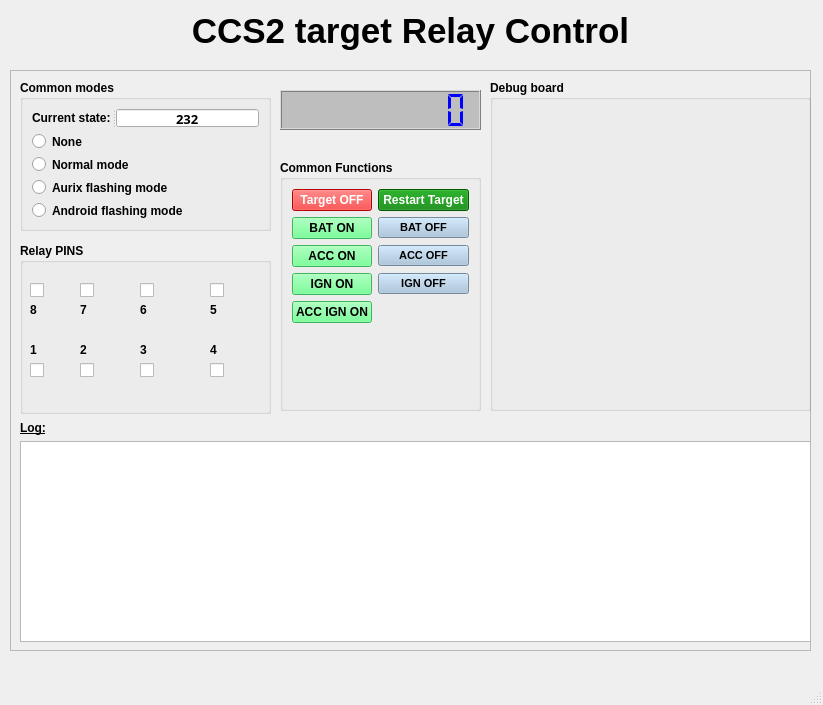
This is relayControl/relay_control.ui in dthieu/Python as Qt 5 draws it before an edit. The edited form follows.
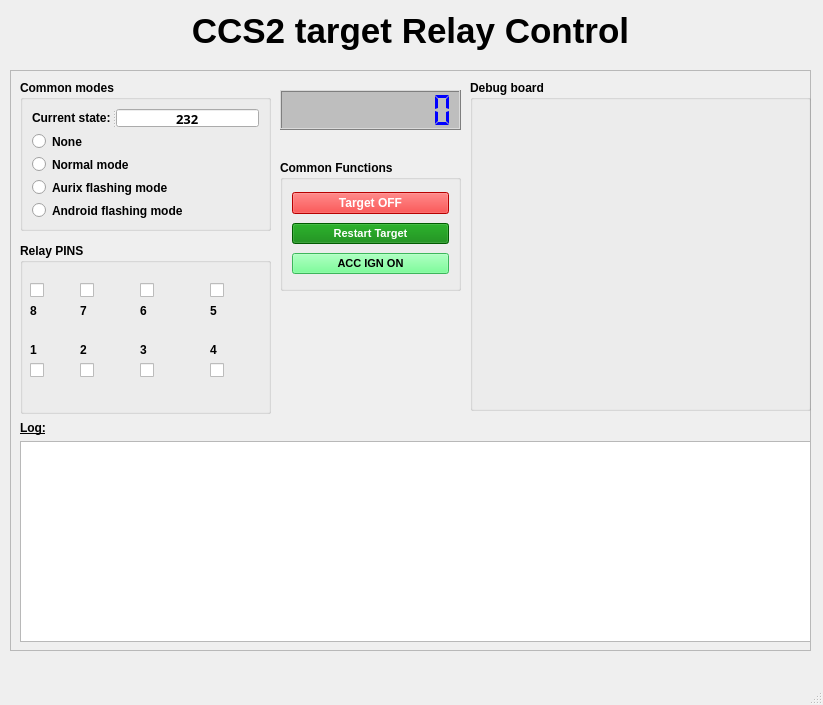
This is the edited form. Icons and pictures are not drawn.

```diff
--- a/relayControl/relay_control.ui
+++ b/relayControl/relay_control.ui
@@ -153,8 +153,8 @@
       <rect>
        <x>270</x>
        <y>90</y>
-       <width>201</width>
-       <height>251</height>
+       <width>181</width>
+       <height>131</height>
       </rect>
      </property>
      <property name="font">
@@ -167,14 +167,15 @@
      <property name="title">
       <string>Common Functions</string>
      </property>
-     <layout class="QFormLayout" name="formLayout">
+     <layout class="QVBoxLayout" name="verticalLayout">
       <property name="sizeConstraint">
        <enum>QLayout::SetDefaultConstraint</enum>
       </property>
-      <item row="0" column="0">
+      <item>
        <widget class="QPushButton" name="btnTargetOff">
         <property name="font">
          <font>
+          <pointsize>9</pointsize>
           <weight>75</weight>
           <bold>true</bold>
          </font>
@@ -188,10 +189,11 @@
         </property>
        </widget>
       </item>
-      <item row="0" column="1">
+      <item>
        <widget class="QPushButton" name="btnTargetRestart">
         <property name="font">
          <font>
+          <pointsize>8</pointsize>
           <weight>75</weight>
           <bold>true</bold>
          </font>
@@ -205,109 +207,11 @@
         </property>
        </widget>
       </item>
-      <item row="2" column="0">
-       <widget class="QPushButton" name="btnBatOn">
-        <property name="font">
-         <font>
-          <weight>75</weight>
-          <bold>true</bold>
-         </font>
-        </property>
-        <property name="styleSheet">
-         <string notr="true">background-color: rgb(85, 255, 127);</string>
-        </property>
-        <property name="text">
-         <string>BAT ON</string>
-        </property>
-       </widget>
-      </item>
-      <item row="2" column="1">
-       <widget class="QPushButton" name="btnBatOff">
-        <property name="font">
-         <font>
-          <pointsize>8</pointsize>
-          <weight>75</weight>
-          <bold>true</bold>
-         </font>
-        </property>
-        <property name="styleSheet">
-         <string notr="true">background-color: #A3C1DA</string>
-        </property>
-        <property name="text">
-         <string>BAT OFF</string>
-        </property>
-       </widget>
-      </item>
-      <item row="3" column="0">
-       <widget class="QPushButton" name="btnACCOn">
-        <property name="font">
-         <font>
-          <weight>75</weight>
-          <bold>true</bold>
-         </font>
-        </property>
-        <property name="styleSheet">
-         <string notr="true">background-color: rgb(85, 255, 127);</string>
-        </property>
-        <property name="text">
-         <string>ACC ON</string>
-        </property>
-       </widget>
-      </item>
-      <item row="4" column="1">
-       <widget class="QPushButton" name="btnIGNOff">
-        <property name="font">
-         <font>
-          <pointsize>8</pointsize>
-          <weight>75</weight>
-          <bold>true</bold>
-         </font>
-        </property>
-        <property name="styleSheet">
-         <string notr="true">background-color: #A3C1DA</string>
-        </property>
-        <property name="text">
-         <string>IGN OFF</string>
-        </property>
-       </widget>
-      </item>
-      <item row="3" column="1">
-       <widget class="QPushButton" name="btnACCOff">
-        <property name="font">
-         <font>
-          <pointsize>8</pointsize>
-          <weight>75</weight>
-          <bold>true</bold>
-         </font>
-        </property>
-        <property name="styleSheet">
-         <string notr="true">background-color: #A3C1DA</string>
-        </property>
-        <property name="text">
-         <string>ACC OFF</string>
-        </property>
-       </widget>
-      </item>
-      <item row="4" column="0">
-       <widget class="QPushButton" name="btnIGNOn">
-        <property name="font">
-         <font>
-          <weight>75</weight>
-          <bold>true</bold>
-         </font>
-        </property>
-        <property name="styleSheet">
-         <string notr="true">background-color: rgb(85, 255, 127);</string>
-        </property>
-        <property name="text">
-         <string>IGN ON</string>
-        </property>
-       </widget>
-      </item>
-      <item row="5" column="0">
+      <item>
        <widget class="QPushButton" name="btnACC_IGN_on">
         <property name="font">
          <font>
+          <pointsize>8</pointsize>
           <weight>75</weight>
           <bold>true</bold>
          </font>
@@ -347,7 +251,7 @@
         <x>60</x>
         <y>20</y>
         <width>51</width>
-        <height>54</height>
+        <height>55</height>
        </rect>
       </property>
       <layout class="QVBoxLayout" name="verticalLayout_7">
@@ -387,7 +291,7 @@
         <x>120</x>
         <y>20</y>
         <width>51</width>
-        <height>54</height>
+        <height>55</height>
        </rect>
       </property>
       <layout class="QVBoxLayout" name="verticalLayout_8">
@@ -427,7 +331,7 @@
         <x>190</x>
         <y>20</y>
         <width>51</width>
-        <height>54</height>
+        <height>55</height>
        </rect>
       </property>
       <layout class="QVBoxLayout" name="verticalLayout_10">
@@ -470,7 +374,7 @@
         <x>190</x>
         <y>100</y>
         <width>51</width>
-        <height>54</height>
+        <height>55</height>
        </rect>
       </property>
       <layout class="QVBoxLayout" name="verticalLayout_12">
@@ -517,7 +421,7 @@
         <x>120</x>
         <y>100</y>
         <width>51</width>
-        <height>54</height>
+        <height>55</height>
        </rect>
       </property>
       <layout class="QVBoxLayout" name="verticalLayout_9">
@@ -557,7 +461,7 @@
         <x>60</x>
         <y>100</y>
         <width>51</width>
-        <height>54</height>
+        <height>55</height>
        </rect>
       </property>
       <layout class="QVBoxLayout" name="verticalLayout_13">
@@ -597,7 +501,7 @@
         <x>10</x>
         <y>100</y>
         <width>41</width>
-        <height>54</height>
+        <height>55</height>
        </rect>
       </property>
       <layout class="QVBoxLayout" name="verticalLayout_4">
@@ -637,7 +541,7 @@
         <x>10</x>
         <y>20</y>
         <width>41</width>
-        <height>54</height>
+        <height>55</height>
        </rect>
       </property>
       <layout class="QVBoxLayout" name="verticalLayout_3">
@@ -675,9 +579,9 @@
     <widget class="QGroupBox" name="groupBox_4">
      <property name="geometry">
       <rect>
-       <x>480</x>
+       <x>460</x>
        <y>10</y>
-       <width>321</width>
+       <width>341</width>
        <height>331</height>
       </rect>
      </property>
@@ -697,7 +601,7 @@
       <rect>
        <x>270</x>
        <y>20</y>
-       <width>201</width>
+       <width>181</width>
        <height>40</height>
       </rect>
      </property>
```
